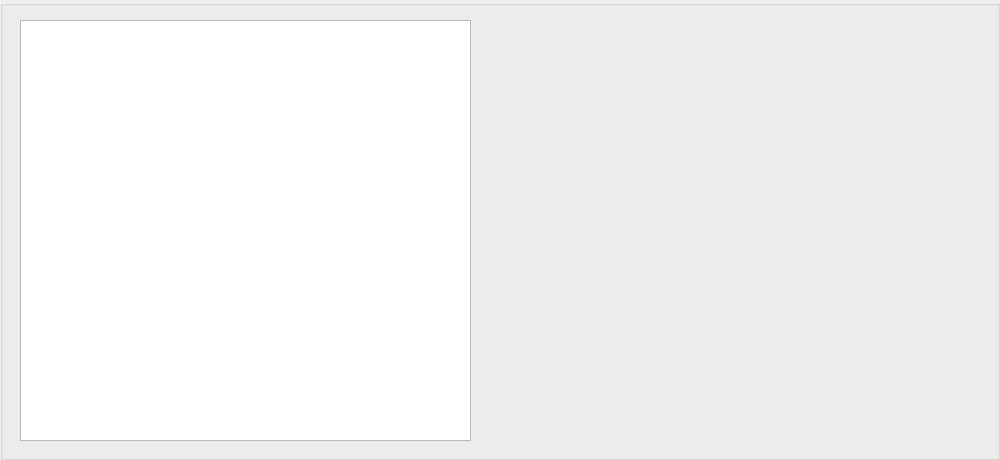
Old version of the form mainmenu.ui in the repository alexhebri/SwiftBoost.
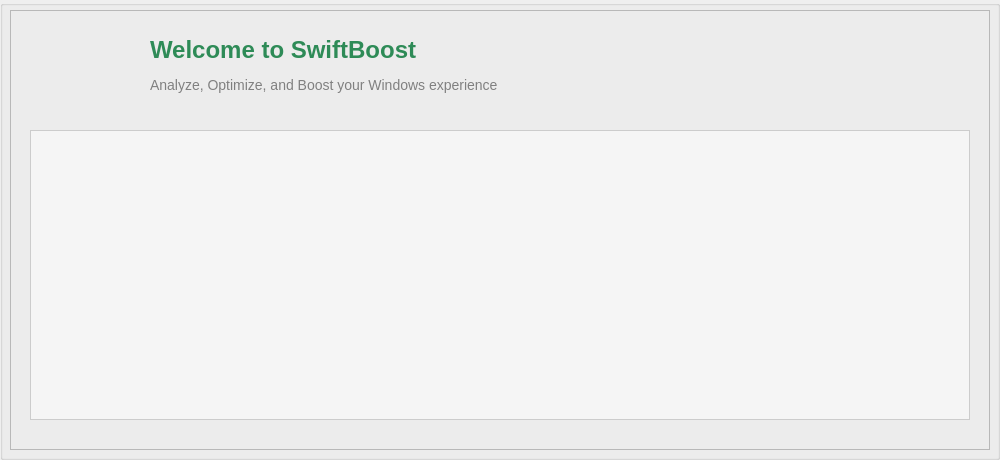
New version of the form. Icons and pictures are not drawn.

What changed in the file:
```diff
--- a/mainmenu.ui
+++ b/mainmenu.ui
@@ -10,39 +10,97 @@
     <height>460</height>
    </rect>
   </property>
-  <property name="sizePolicy">
-   <sizepolicy hsizetype="Minimum" vsizetype="Minimum">
-    <horstretch>0</horstretch>
-    <verstretch>0</verstretch>
-   </sizepolicy>
-  </property>
-  <property name="minimumSize">
-   <size>
-    <width>1000</width>
-    <height>460</height>
-   </size>
-  </property>
-  <property name="maximumSize">
-   <size>
-    <width>1000</width>
-    <height>460</height>
-   </size>
-  </property>
   <property name="windowTitle">
    <string>GroupBox</string>
   </property>
-  <widget class="QTextBrowser" name="textBrowser_info">
+
+  <!-- Frame for styling -->
+  <widget class="QFrame" name="frame_main">
    <property name="geometry">
     <rect>
-     <x>20</x>
-     <y>20</y>
-     <width>451</width>
-     <height>421</height>
+     <x>10</x>
+     <y>10</y>
+     <width>980</width>
+     <height>440</height>
     </rect>
    </property>
-   <property name="lineWrapMode">
-    <enum>QTextEdit::LineWrapMode::WidgetWidth</enum>
+   <property name="frameShape">
+    <enum>QFrame::StyledPanel</enum>
    </property>
+   <property name="frameShadow">
+    <enum>QFrame::Raised</enum>
+   </property>
+
+   <!-- App Logo and Title -->
+   <widget class="QLabel" name="label_logo">
+    <property name="geometry">
+     <rect>
+      <x>20</x>
+      <y>10</y>
+      <width>100</width>
+      <height>100</height>
+     </rect>
+    </property>
+    <property name="pixmap">
+     <pixmap>:/icons/logo.png</pixmap> <!-- Replace with your icon -->
+    </property>
+    <property name="scaledContents">
+     <bool>true</bool>
+    </property>
+   </widget>
+
+   <widget class="QLabel" name="label_title">
+    <property name="geometry">
+     <rect>
+      <x>140</x>
+      <y>20</y>
+      <width>400</width>
+      <height>40</height>
+     </rect>
+    </property>
+    <property name="text">
+     <string>Welcome to SwiftBoost</string>
+    </property>
+    <property name="styleSheet">
+     <string notr="true">font-size: 24px; font-weight: bold; color: #2E8B57;</string>
+    </property>
+   </widget>
+
+   <!-- Subtitle -->
+   <widget class="QLabel" name="label_subtitle">
+    <property name="geometry">
+     <rect>
+      <x>140</x>
+      <y>60</y>
+      <width>600</width>
+      <height>30</height>
+     </rect>
+    </property>
+    <property name="text">
+     <string>Analyze, Optimize, and Boost your Windows experience</string>
+    </property>
+    <property name="styleSheet">
+     <string notr="true">font-size: 14px; color: gray;</string>
+    </property>
+   </widget>
+
+   <!-- Info Box -->
+   <widget class="QTextBrowser" name="textBrowser_info">
+    <property name="geometry">
+     <rect>
+      <x>20</x>
+      <y>120</y>
+      <width>940</width>
+      <height>290</height>
+     </rect>
+    </property>
+    <property name="lineWrapMode">
+     <enum>QTextEdit::WidgetWidth</enum>
+    </property>
+    <property name="styleSheet">
+     <string notr="true">background-color: #F5F5F5; border: 1px solid #ccc; padding: 10px; font-family: Consolas;</string>
+    </property>
+   </widget>
   </widget>
  </widget>
  <resources/>
```
Left out of the diff: 2 changed lines with no effect on the pictures.
